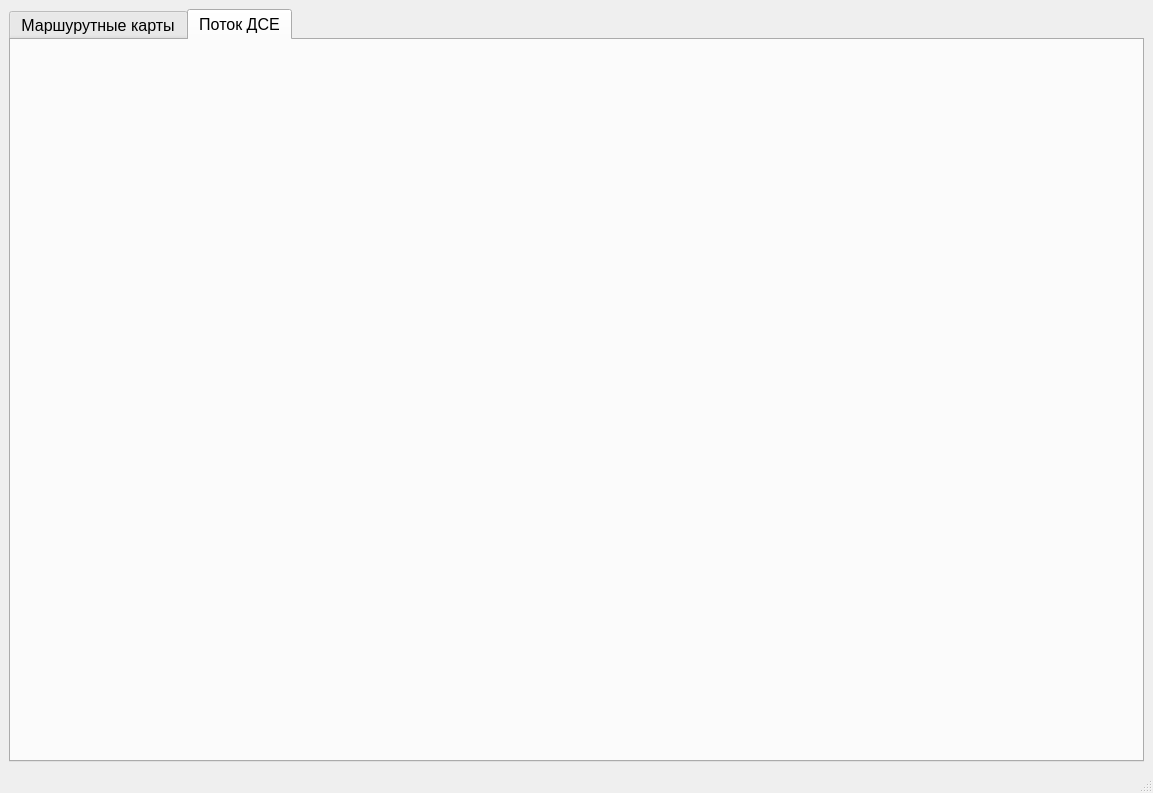
Nokturnalmor/MK_viever, file mydesign.ui: the form before one commit.
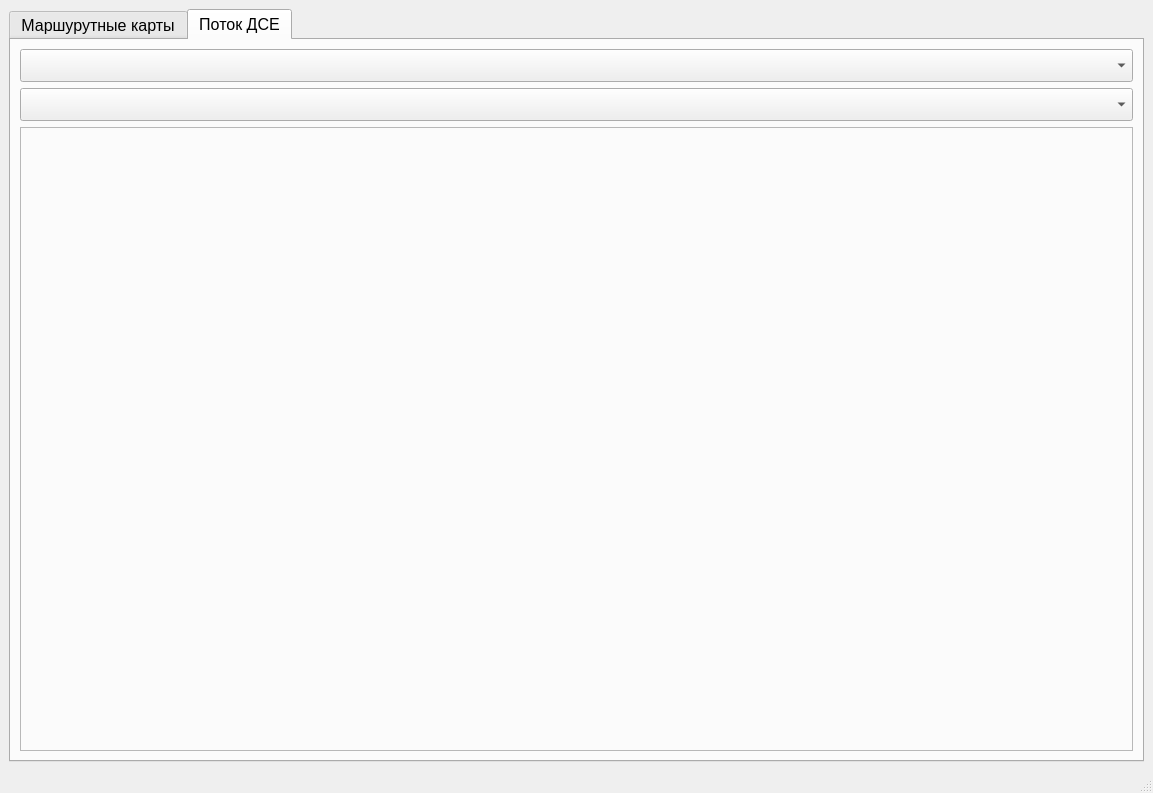
The form after the commit. The open tabs and pages were chosen to show the change.

Patch:
```diff
--- a/mydesign.ui
+++ b/mydesign.ui
@@ -156,6 +156,39 @@
        <attribute name="title">
         <string>Поток ДСЕ</string>
        </attribute>
+       <layout class="QVBoxLayout" name="verticalLayout_3">
+        <item>
+         <widget class="QComboBox" name="comboBox">
+          <property name="font">
+           <font>
+            <pointsize>16</pointsize>
+           </font>
+          </property>
+         </widget>
+        </item>
+        <item>
+         <widget class="QComboBox" name="comboBox_tari_rc">
+          <property name="font">
+           <font>
+            <pointsize>16</pointsize>
+           </font>
+          </property>
+         </widget>
+        </item>
+        <item>
+         <widget class="QLabel" name="label_img">
+          <property name="frameShape">
+           <enum>QFrame::StyledPanel</enum>
+          </property>
+          <property name="frameShadow">
+           <enum>QFrame::Raised</enum>
+          </property>
+          <property name="text">
+           <string/>
+          </property>
+         </widget>
+        </item>
+       </layout>
       </widget>
      </widget>
     </item>
```
Left out of the diff: 2 changed lines with no effect on the pictures.
